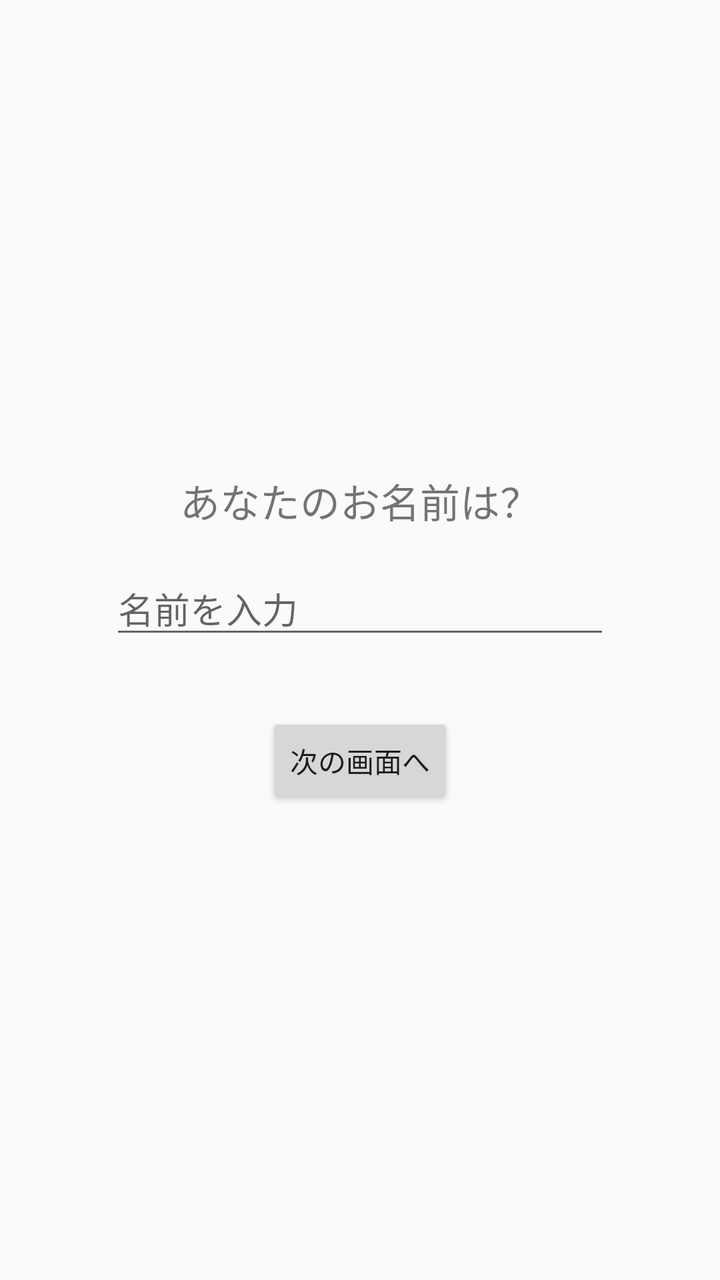
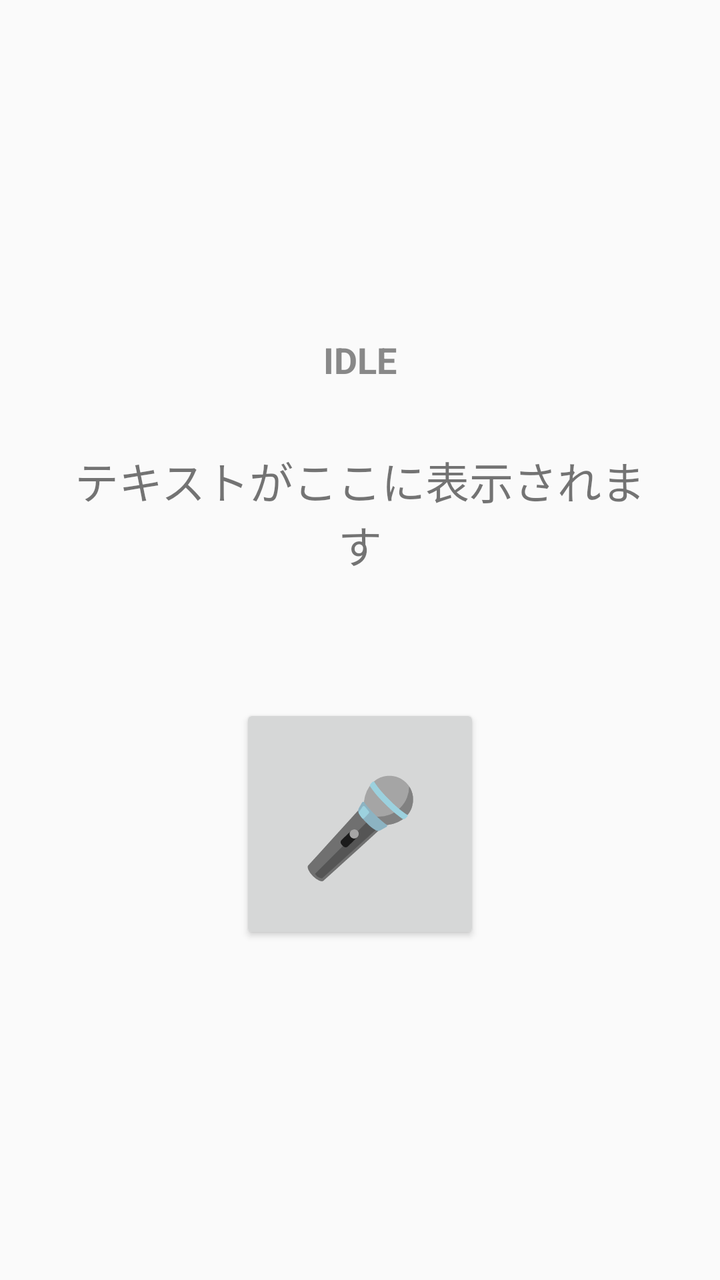

An Android layout rendered at two revisions. The XML below is the earlier revision; the diff shows what the commit changed to produce the second picture.
<!-- AndroidManifest.xml: application theme Theme.AppCompat.Light.NoActionBar -->
<!-- res/layout/fragment_main.xml -->
<?xml version="1.0" encoding="utf-8"?>
<LinearLayout xmlns:android="http://schemas.android.com/apk/res/android"
    android:layout_width="match_parent"
    android:layout_height="match_parent"
    android:gravity="center"
    android:orientation="vertical">

    <TextView
        android:id="@+id/text_view"
        android:layout_width="wrap_content"
        android:layout_height="wrap_content"
        android:text="あなたのお名前は？"
        android:textSize="20sp" />

    <EditText
        android:id="@+id/edit_text_name"
        android:layout_width="250dp"
        android:layout_height="wrap_content"
        android:layout_marginTop="16dp"
        android:hint="名前を入力"
        android:inputType="text" />

    <TextView
        android:id="@+id/text_error"
        android:layout_width="wrap_content"
        android:layout_height="wrap_content"
        android:layout_marginTop="8dp"
        android:textColor="#FF0000"
        android:visibility="gone" />

    <Button
        android:id="@+id/button_next"
        android:layout_width="wrap_content"
        android:layout_height="wrap_content"
        android:layout_marginTop="32dp"
        android:text="次の画面へ" />

</LinearLayout>
<!-- resources referenced by this layout -->
<resources>

</resources>

<!-- the commit's change to res/layout/fragment_main.xml (unified diff, before → after) -->
@@ -3,36 +3,33 @@
     android:layout_width="match_parent"
     android:layout_height="match_parent"
     android:gravity="center"
-    android:orientation="vertical">
+    android:orientation="vertical"
+    android:padding="32dp">
 
     <TextView
-        android:id="@+id/text_view"
+        android:id="@+id/text_status"
         android:layout_width="wrap_content"
         android:layout_height="wrap_content"
-        android:text="あなたのお名前は？"
-        android:textSize="20sp" />
-
-    <EditText
-        android:id="@+id/edit_text_name"
-        android:layout_width="250dp"
-        android:layout_height="wrap_content"
-        android:layout_marginTop="16dp"
-        android:hint="名前を入力"
-        android:inputType="text" />
+        android:text="IDLE"
+        android:textColor="#888888"
+        android:textSize="18sp"
+        android:textStyle="bold" />
 
     <TextView
-        android:id="@+id/text_error"
-        android:layout_width="wrap_content"
+        android:id="@+id/text_chat"
+        android:layout_width="match_parent"
         android:layout_height="wrap_content"
-        android:layout_marginTop="8dp"
-        android:textColor="#FF0000"
-        android:visibility="gone" />
+        android:layout_marginTop="32dp"
+        android:text="テキストがここに表示されます"
+        android:textAlignment="center"
+        android:textSize="22sp" />
 
     <Button
-        android:id="@+id/button_next"
-        android:layout_width="wrap_content"
-        android:layout_height="wrap_content"
-        android:layout_marginTop="32dp"
-        android:text="次の画面へ" />
+        android:id="@+id/button_mic"
+        android:layout_width="120dp"
+        android:layout_height="120dp"
+        android:layout_marginTop="64dp"
+        android:text="🎤"
+        android:textSize="48sp" />
 
 </LinearLayout>
